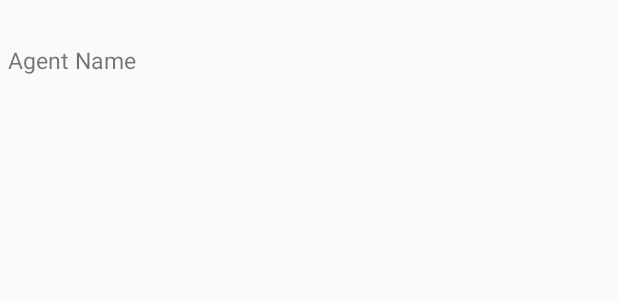
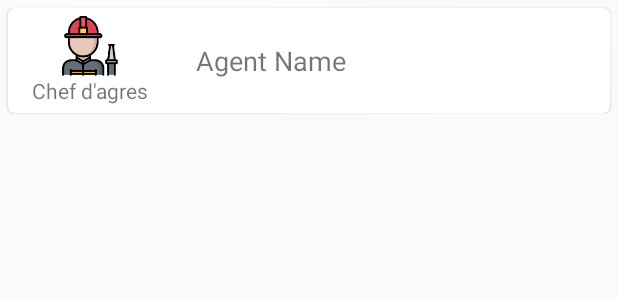
Before and after one commit to nabiikaz/EnginTrackingApp, an Android app: the layout team_memeber_item_layout.xml on its own in the app's theme, with its tools: preview values and no code run, on a phone screen of 412 x 824 dp. Shown: the top 300 px of the screen. Run offline under Robolectric (Android 15) with nearby library versions, the phone set to English and light mode, and no system bars.

Commit message:
update in the Design of the Team Members cards in the recyclerview

```diff
--- a/app/src/main/java/com/pfe/enginapp/models/Team.java
+++ b/app/src/main/java/com/pfe/enginapp/models/Team.java
@@ -3,6 +3,8 @@ package com.pfe.enginapp.models;
 import java.util.ArrayList;
 
 public class Team {
+
+
 
     String _id,date ;
     Boolean disponibilite;
@@ -50,6 +52,10 @@ public class Team {
     }
 
     public class Agent{
+
+        public static final String SECOURS_TYPE = "secours";
+        public static final String CHEF_TYPE = "chef";
+        public static final String CHAUFFEUR_TYPE = "chauffeur";
         String id_agent,nom,prenom,username,type;
 
         public String getId_agent() {
--- a/app/src/main/res/layout/team_memeber_item_layout.xml
+++ b/app/src/main/res/layout/team_memeber_item_layout.xml
@@ -1,18 +1,63 @@
 <?xml version="1.0" encoding="utf-8"?>
-<RelativeLayout xmlns:android="http://schemas.android.com/apk/res/android"
-    android:orientation="vertical" android:layout_width="match_parent"
+<com.google.android.material.card.MaterialCardView xmlns:android="http://schemas.android.com/apk/res/android"
+    xmlns:app="http://schemas.android.com/apk/res-auto"
+    android:orientation="vertical"
+    android:layout_width="match_parent"
     android:padding="5dp"
-    android:layout_height="80dp"
+    android:layout_height="wrap_content"
     android:id="@+id/parentLayout"
+    android:layout_margin="5dp"
+
+
     >
 
+    <RelativeLayout
+        android:layout_width="match_parent"
+        android:layout_height="match_parent"
+
+        >
+        <LinearLayout
+            android:id="@+id/agent_type_layout"
+            android:layout_width="110dp"
+            android:layout_height="wrap_content"
+            android:padding="5dp"
+            android:orientation="vertical"
+
+            >
+            <ImageView
+                android:id="@+id/agent_type_icon"
+                android:layout_width="40dp"
+                android:layout_height="40dp"
+                android:src="@drawable/firefighter"
+                android:layout_gravity="center"
+
+                />
             <TextView
+                android:id="@+id/agent_type_text"
+                android:layout_width="wrap_content"
+                android:layout_height="wrap_content"
+
+                android:text="Chef d'agres"
+                android:layout_below="@id/agent_type_icon"
+                android:layout_gravity="center"
+                />
+
+        </LinearLayout>
+
+        <TextView
+            android:layout_marginLeft="15dp"
             android:id="@+id/agent_name"
             android:layout_width="match_parent"
             android:layout_height="wrap_content"
             android:text="Agent Name"
-        android:textSize="15dp"
+            android:textSize="18dp"
             android:layout_centerVertical="true"
+            android:layout_toEndOf="@id/agent_type_layout"
             />
 
+
     </RelativeLayout>
+
+
+
+</com.google.android.material.card.MaterialCardView>
```
Also changed, not shown: app/src/main/java/com/pfe/enginapp/adapters/TeamMemebersRecyclerViewAdapter.java (+37 -4 lines). Lines whose indentation alone changed are shown as unchanged.
